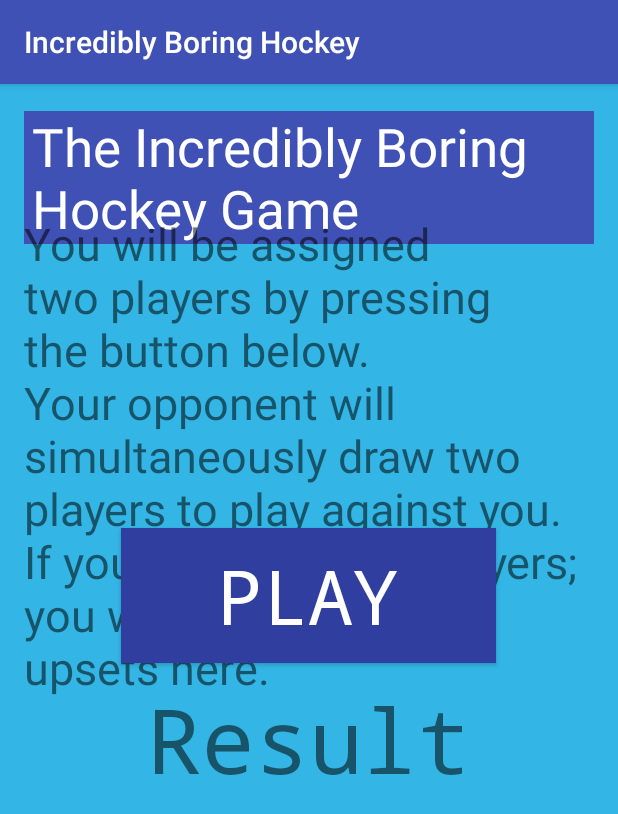
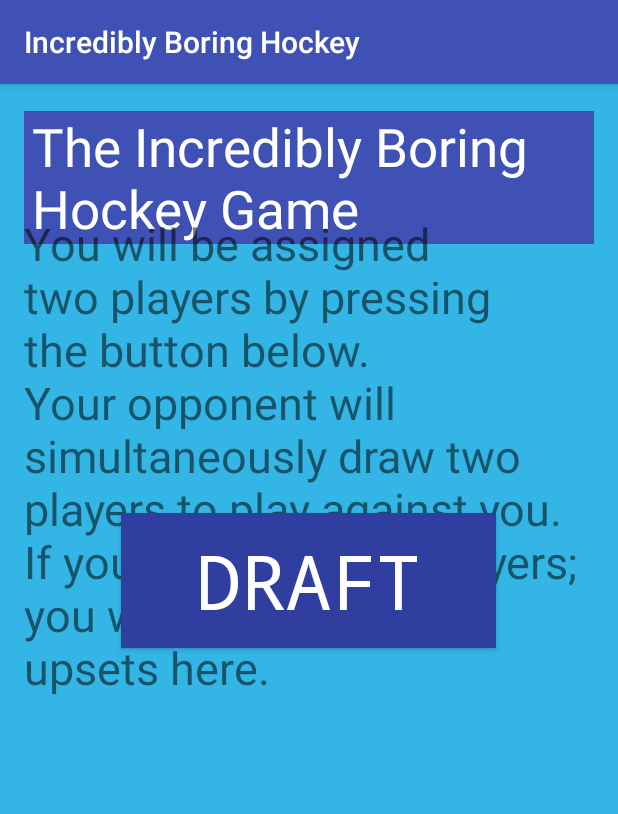
Before and after one commit to jamesannal/Hockey_Card_Game, an Android app: the screen it shows after launch (MainActivity), on a phone screen of 412 x 824 dp. Shown: the top 814 px of the screen. Run offline under Robolectric (Android 15) with nearby library versions, the phone set to English and light mode, and no system bars.

Commit message:
Button and win/loss message shows on rotation

```diff
--- a/app/src/main/AndroidManifest.xml
+++ b/app/src/main/AndroidManifest.xml
@@ -9,6 +9,7 @@
         android:supportsRtl="true"
         android:theme="@style/AppTheme">
         <activity android:name=".MainActivity">
+            <uses-permission android:name="android.permission.VIBRATE"/>
             <intent-filter>
                 <action android:name="android.intent.action.MAIN" />
 
--- a/app/src/main/java/example/codeclan/com/sports_cards/Game.java
+++ b/app/src/main/java/example/codeclan/com/sports_cards/Game.java
@@ -1,6 +1,8 @@
 package example.codeclan.com.sports_cards;
 
 
+import android.content.Context;
+import android.os.Vibrator;
 import android.util.Log;
 
 import java.util.ArrayList;
@@ -24,6 +26,8 @@ public class Game {
         this.draftPool = new DraftPool(new ArrayList<Card>());
         this.users = new ArrayList<User>();
         this.history = new History();
+
+
     }
 
 
--- a/app/src/main/java/example/codeclan/com/sports_cards/MainActivity.java
+++ b/app/src/main/java/example/codeclan/com/sports_cards/MainActivity.java
@@ -5,6 +5,7 @@ import android.support.annotation.IdRes;
 import android.support.v7.app.AppCompatActivity;
 import android.os.Bundle;
 import android.util.Log;
+import android.view.MenuInflater;
 import android.view.View;
 import android.widget.Button;
 import android.widget.TextView;
@@ -16,9 +17,8 @@ public class MainActivity extends AppCompatActivity {
     Button draftCard;
     TextView show;
     TextView playerShow;
-    Button computerCard;
     Button offTheGlass;
-    Button playAgain;
+    Button takeThemOn;
 
     @Override
     protected void onCreate(Bundle savedInstanceState) {
@@ -26,14 +26,14 @@ public class MainActivity extends AppCompatActivity {
         setContentView(R.layout.activity_main);
 
         title = (TextView)findViewById(R.id.title_text);
-        Intent intent = getIntent();
-        Bundle extras = intent.getExtras();
+        Intent intent;
+//        Bundle extras = intentent.getExtras();
+        Game game;
 
         explain = (TextView)findViewById(R.id.game_explain);
         draftCard = (Button)findViewById(R.id.draft_card);
         show = (TextView)findViewById(R.id.result_box);
         playerShow = (TextView)findViewById(R.id.player_box);
-
 
         Log.d(getClass().toString(), "onCreate called");
 
@@ -43,16 +43,22 @@ public class MainActivity extends AppCompatActivity {
         Log.d(getClass().toString(), draftCard.getText().toString());
         Team userTeam = new Team();
         Team computerTeam = new Team();
-        Game game = new Game("You", "Babcock", userTeam, computerTeam);
+        Game game = new Game("You", "Opponent", userTeam, computerTeam);
         game.setUpGame();
         String result2 = game.deal();
         String result = game.play();
         Log.d("game.play result", result);
 
-        Log.d("game.deal result", result);
+        Log.d("game.deal result", result2);
         show.setText(result);
         playerShow.setText(result2);
+    }
 
-
-    }
+//    public void onPlayButtonPressed(View button) {
+//
+//        String result = game.play();
+//        Log.d("game.play result", result);
+//        show.setText(result);
+//
+//    }
 }
--- a/app/src/main/res/layout/activity_main.xml
+++ b/app/src/main/res/layout/activity_main.xml
@@ -42,7 +42,7 @@
         android:layout_width="250sp"
         android:layout_height="90sp"
         android:layout_centerHorizontal="true"
-        android:layout_marginTop="280sp"
+        android:layout_marginTop="270sp"
         android:textSize="50sp"
         android:background="@color/colorPrimaryDark"
         android:textColor="@android:color/white"
@@ -52,7 +52,7 @@
         android:id="@id/result_box"
         android:layout_width="wrap_content"
         android:layout_height="wrap_content"
-        android:layout_marginTop="380sp"
+        android:layout_marginTop="360sp"
         android:text="@string/show"
         android:layout_centerHorizontal="true"
         android:textSize="60sp"
@@ -60,9 +60,9 @@
 
     <TextView
         android:id="@id/player_box"
-        android:layout_width="wrap_content"
+        android:layout_width="450sp"
         android:layout_height="wrap_content"
-        android:layout_marginTop="480sp"
+        android:layout_marginTop="470sp"
         android:text="@string/playerShow"
         android:layout_centerHorizontal="true"
         android:textSize="30sp"
--- a/app/src/main/res/values/strings.xml
+++ b/app/src/main/res/values/strings.xml
@@ -2,7 +2,7 @@
     <string name="app_name">Incredibly Boring Hockey</string>
     <string name="title"> The Incredibly Boring Hockey Game</string>
     <string name="game_explain">You will be assigned two players by pressing the button below. Your opponent will simultaneously draw two players to play against you. If you have superior players; you win. There are no upsets here.</string>
-    <string name="draft_your_player">PLAY</string>
-    <string name="show">Result</string>
+    <string name="draft_your_player">DRAFT</string>
+    <string name="show">""</string>
     <string name="playerShow">""</string>
 </resources>
```
